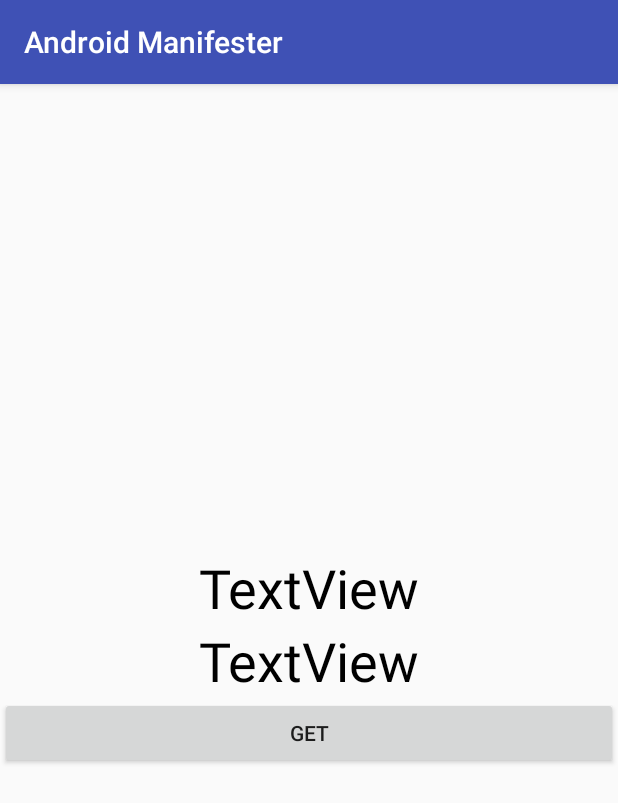
After one commit to ranjithstar256/AndroidManifester-codes, an Android app: the WebBased screen opened directly, with no data from a screen before it, on a phone screen of 412 x 824 dp. The commit adds this screen. Shown: the top 803 px of the screen. Run offline under Robolectric (Android 15) with nearby library versions, the phone set to English and light mode, and no system bars.

Commit message:
web based code added

```diff
--- a/app/src/main/AndroidManifest.xml
+++ b/app/src/main/AndroidManifest.xml
@@ -52,6 +52,7 @@
         <activity android:name=".FragmentsExample" />
         <activity android:name=".SharedPreferenceExample" />
         <activity android:name=".InternalExternalStorage" />
+        <activity android:name=".WebBased"></activity>
         <!--
              The API key for Google Maps-based APIs is defined as a string resource.
              (See the file "res/values/google_maps_api.xml").
--- a/app/src/main/java/kp/ranjith/raguclasscodes/MainActivity.java
+++ b/app/src/main/java/kp/ranjith/raguclasscodes/MainActivity.java
@@ -49,6 +49,7 @@ public class MainActivity extends AppCompatActivity {
             arrayList.add("Fragment Example");
             arrayList.add("Fragment with Navigation");
             arrayList.add("SQLite Database! CURD operation");
+            arrayList.add("Web Based");
 
             arrayAdapter=new ArrayAdapter<String>(MainActivity.this,android.R.layout.simple_list_item_1,arrayList);
 
@@ -129,9 +130,11 @@ public class MainActivity extends AppCompatActivity {
                             startActivity(new Intent(MainActivity.this,NavigationActivity.class));
                             break;
                         case 22:
-
                             startActivity(new Intent(MainActivity.this,LoginActivity.class));
                             break;
+                        case 23:
+                            startActivity(new Intent(MainActivity.this,WebBased.class));
+
                     }
                 }
             });
--- /dev/null
+++ b/app/src/main/java/kp/ranjith/raguclasscodes/WebBased.java
@@ -0,0 +1,80 @@
+package kp.ranjith.raguclasscodes;
+
+import android.app.ProgressDialog;
+import android.os.AsyncTask;
+import android.os.Bundle;
+import android.support.v7.app.AppCompatActivity;
+import android.view.View;
+import android.widget.TextView;
+
+import org.json.JSONArray;
+import org.json.JSONException;
+import org.json.JSONObject;
+
+public class WebBased extends AppCompatActivity {
+    TextView textView,textView2;
+    String s1,s2,jsonstr;
+    ProgressDialog progressDialog;
+
+    JSONObject whl,obj7,obj8;
+    JSONArray jsonArray;
+    @Override
+    protected void onCreate(Bundle savedInstanceState) {
+        super.onCreate(savedInstanceState);
+        setContentView(R.layout.web_based);
+        textView= (TextView) findViewById(R.id.textView);
+        textView2= (TextView) findViewById(R.id.textView2);
+
+    }
+
+    public void getcont(View view) {
+        GetContacts getContacts = new GetContacts();
+        getContacts.execute();
+    }
+
+    private class GetContacts extends AsyncTask {
+
+        @Override
+        protected void onPreExecute() {
+            super.onPreExecute();
+            progressDialog=new ProgressDialog(WebBased.this);
+            progressDialog.setMessage("Please wait");
+            progressDialog.show();
+        }
+
+        @Override
+        protected Object doInBackground(Object[] params) {
+
+            Ragu ragu = new Ragu();
+          jsonstr = ragu.abc("http://api.androidhive.info/contacts/");
+
+            try {
+                whl= new JSONObject(jsonstr);
+
+                jsonArray= whl.getJSONArray("contacts");
+
+                obj7=jsonArray.getJSONObject(7);
+
+                s1=obj7.getString("name");
+                obj8=jsonArray.getJSONObject(8);
+
+                s2=obj8.getString("name");
+
+            } catch (JSONException e) {
+                e.printStackTrace();
+            }
+
+            return null;
+        }
+
+        @Override
+        protected void onPostExecute(Object o) {
+            super.onPostExecute(o);
+            progressDialog.dismiss();
+
+            textView.setText(s1);
+            textView2.setText(s2);
+
+        }
+    }
+}
--- /dev/null
+++ b/app/src/main/res/layout/web_based.xml
@@ -0,0 +1,38 @@
+<?xml version="1.0" encoding="utf-8"?>
+<LinearLayout xmlns:android="http://schemas.android.com/apk/res/android"
+    xmlns:app="http://schemas.android.com/apk/res-auto"
+    xmlns:tools="http://schemas.android.com/tools"
+    android:layout_width="match_parent"
+    android:layout_height="match_parent"
+    android:layout_gravity="center"
+    android:gravity="center"
+    android:orientation="vertical"
+    tools:context=".MainActivity">
+
+
+    <TextView
+        android:id="@+id/textView"
+        android:layout_width="match_parent"
+        android:layout_height="wrap_content"
+        android:layout_gravity="center"
+        android:textColor="#000"
+        android:textSize="36dp"
+        android:gravity="center"
+        android:text="TextView" />
+
+    <TextView
+        android:id="@+id/textView2"
+        android:layout_width="match_parent"
+        android:layout_height="wrap_content"
+        android:textColor="#000"
+        android:textSize="36dp"
+        android:gravity="center"
+        android:text="TextView" />
+
+    <Button
+        android:id="@+id/button"
+        android:layout_width="match_parent"
+        android:layout_height="wrap_content"
+        android:onClick="getcont"
+        android:text="get" />
+</LinearLayout>
```
Also changed, not shown: app/src/main/java/kp/ranjith/raguclasscodes/Ragu.java (added, +65 -0 lines).
